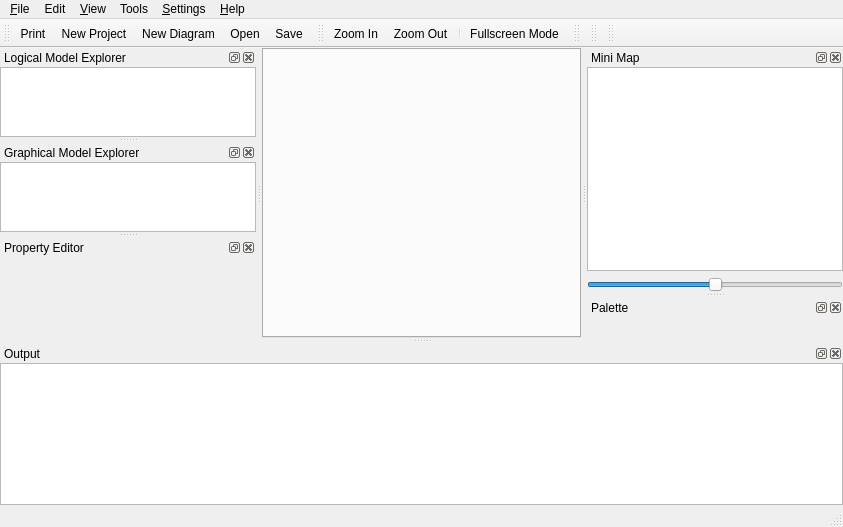
qreal/qreal, file qrgui/mainwindow/mainWindow.ui: the form before one commit.
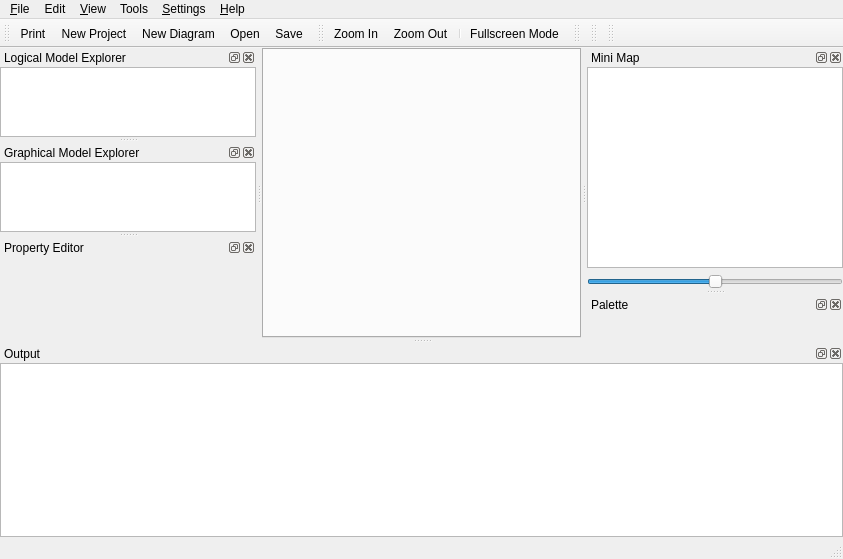
The form after the commit. Icons and pictures are not drawn. Custom widgets are drawn as their Qt base class.

Patch:
```diff
--- a/qrgui/mainwindow/mainWindow.ui
+++ b/qrgui/mainwindow/mainWindow.ui
@@ -7,7 +7,7 @@
     <x>0</x>
     <y>0</y>
     <width>843</width>
-    <height>527</height>
+    <height>559</height>
    </rect>
   </property>
   <property name="windowTitle">
@@ -122,7 +122,7 @@
    <property name="minimumSize">
     <size>
      <width>80</width>
-     <height>118</height>
+     <height>138</height>
     </size>
    </property>
    <property name="windowTitle">
@@ -166,7 +166,7 @@
    <property name="minimumSize">
     <size>
      <width>80</width>
-     <height>38</height>
+     <height>41</height>
     </size>
    </property>
    <property name="windowTitle">
```
Left out of the diff: 2 changed lines with no effect on the pictures.
